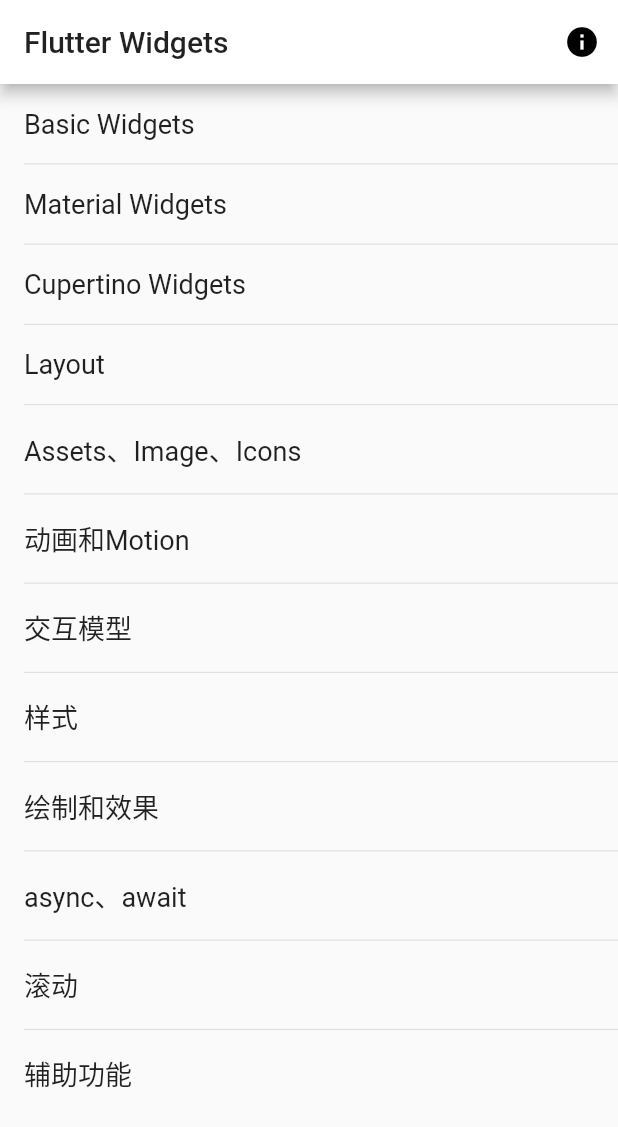
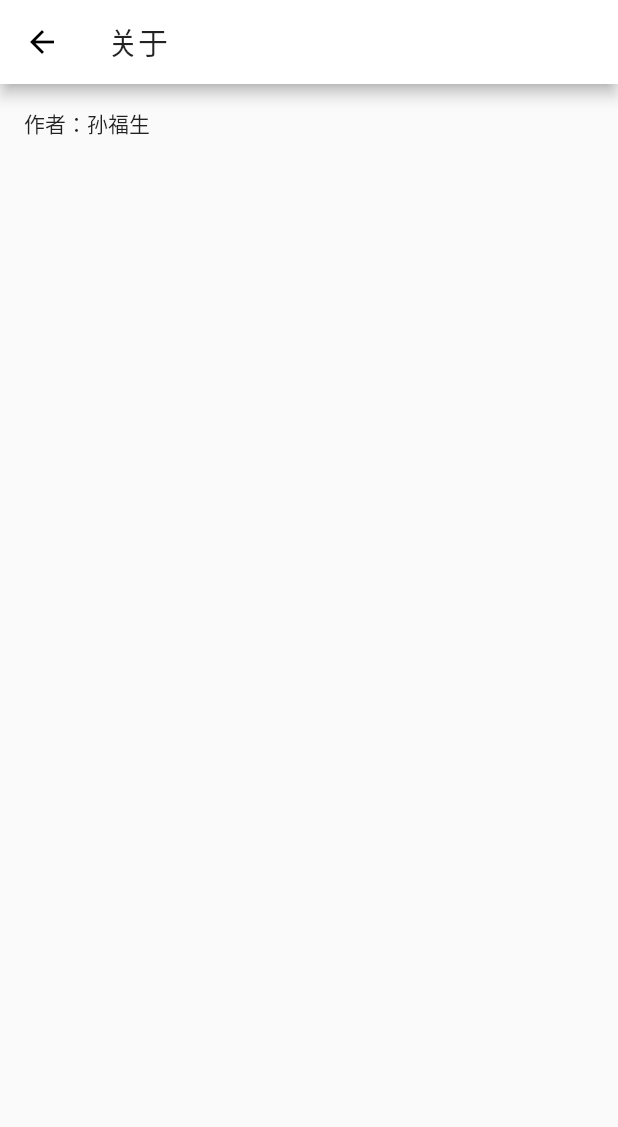
Before and after one commit to sunfusheng/FlutterDemo, a Flutter app: the screen it shows after launch, after a tap on the "info" icon, on a phone screen of 412 x 824 dp. Shown: the top 1127 px of the screen. Run offline on Flutter 3.47's test engine with Material 2 defaults, Android fonts, the light colour scheme and no system bars.

```diff
--- a/lib/main.dart
+++ b/lib/main.dart
@@ -1,7 +1,11 @@
+import 'package:flutter/foundation.dart';
 import 'package:flutter/material.dart';
 import 'package:FlutterWidgets/pages/HomePage.dart';
 
-void main() => runApp(new MyApp());
+void main() {
+  debugDefaultTargetPlatformOverride = TargetPlatform.iOS;
+  runApp(new MyApp());
+}
 
 class MyApp extends StatelessWidget {
   @override
--- /dev/null
+++ b/lib/pages/AboutPage.dart
@@ -0,0 +1,22 @@
+import 'package:flutter/material.dart';
+
+class AboutPage extends StatefulWidget {
+  @override
+  State<StatefulWidget> createState() {
+    return _AboutPageState();
+  }
+}
+
+class _AboutPageState extends State {
+  @override
+  Widget build(BuildContext context) {
+    return Scaffold(
+        appBar: AppBar(
+          title: Text('关于'),
+        ),
+        body: Padding(
+          padding: EdgeInsets.all(16),
+          child: Text('作者：孙福生'),
+        ));
+  }
+}
--- a/lib/pages/HomePage.dart
+++ b/lib/pages/HomePage.dart
@@ -1,4 +1,5 @@
 import 'package:flutter/material.dart';
+import 'package:FlutterWidgets/pages/AboutPage.dart';
 
 class HomePage extends StatefulWidget {
   @override
@@ -36,7 +37,10 @@
     );
   }
 
-  void _gotoAboutPage() {}
+  void _gotoAboutPage() {
+    Navigator.push(
+        context, MaterialPageRoute(builder: (context) => AboutPage()));
+  }
 
   Widget _buildListView(BuildContext context) {
     return ListView.separated(
```
